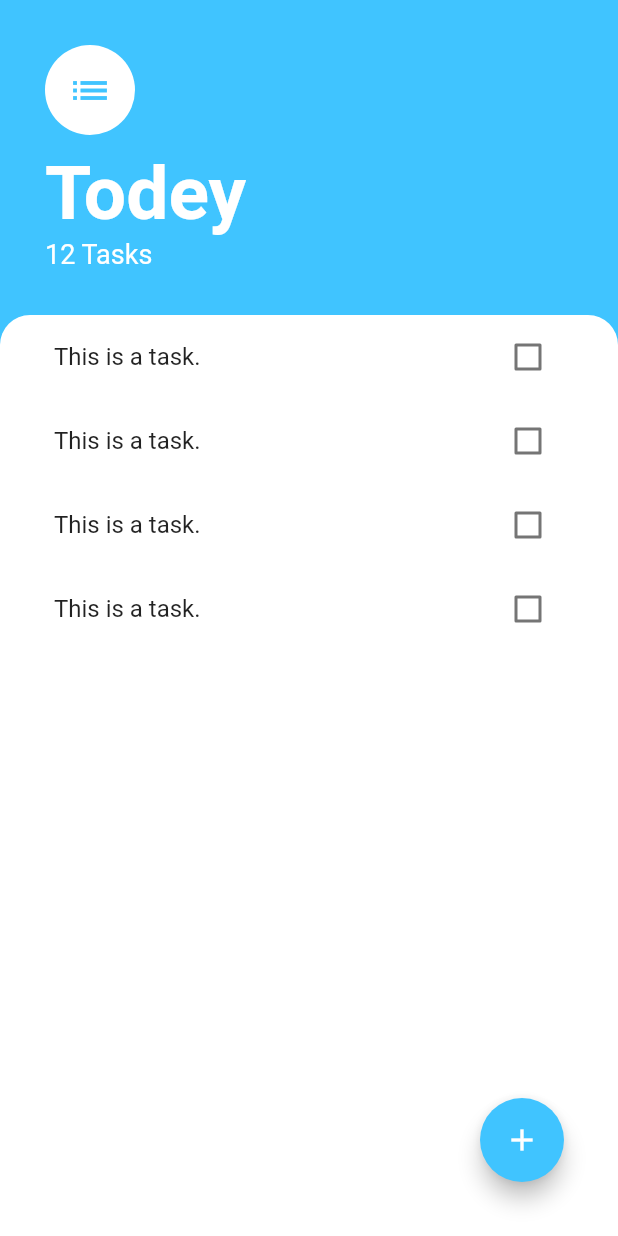
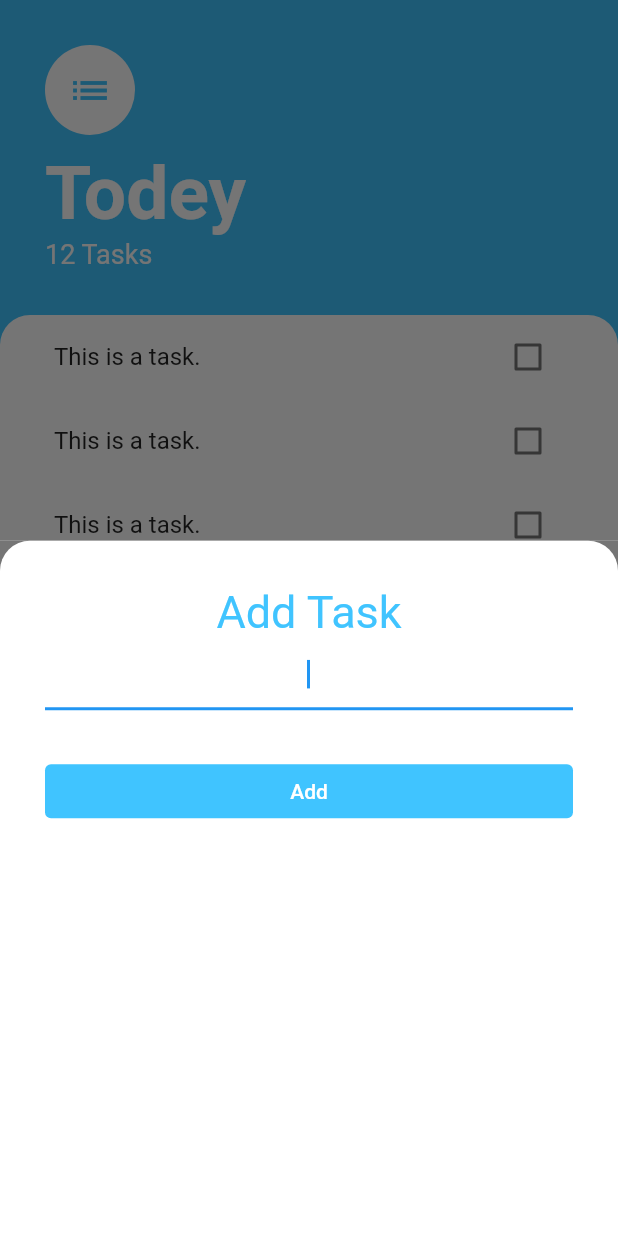
Before and after one commit to hritikhrk/todoey_flutter, a Flutter app: the screen it shows after launch, after a tap on the "add" icon, on a phone screen of 412 x 824 dp. Run offline on Flutter 3.47's test engine with Material 2 defaults, Android fonts, the phone set to English and light mode, and no system bars.

```diff
--- /dev/null
+++ b/lib/screens/add_task_screen.dart
@@ -0,0 +1,57 @@
+import 'package:flutter/material.dart';
+
+class AddTaskScreen extends StatelessWidget {
+  const AddTaskScreen({Key? key}) : super(key: key);
+
+  @override
+  Widget build(BuildContext context) {
+    return Container(
+      color: Color(0xff757575),
+      child: Container(
+        padding: EdgeInsets.symmetric(horizontal: 30.0),
+        decoration: BoxDecoration(
+          color: Colors.white,
+          borderRadius: BorderRadius.only(
+            topLeft: Radius.circular(20.0),
+            topRight: Radius.circular(20.0),
+          ),
+        ),
+        child: Padding(
+          padding: EdgeInsets.only(top: 30.0),
+          child: Column(
+            crossAxisAlignment: CrossAxisAlignment.stretch,
+            children: [
+              Text(
+                'Add Task',
+                textAlign: TextAlign.center,
+                style: TextStyle(
+                  color: Colors.lightBlueAccent,
+                  fontSize: 30.0,
+                ),
+              ),
+              TextField(
+                autofocus: true,
+                textAlign: TextAlign.center,
+              ),
+              SizedBox(
+                height: 30.0,
+              ),
+              TextButton(
+                onPressed: () {},
+                child: Text(
+                  'Add',
+                  style: TextStyle(
+                    color: Colors.white,
+                  ),
+                ),
+                style: TextButton.styleFrom(
+                  backgroundColor: Colors.lightBlueAccent,
+                ),
+              ),
+            ],
+          ),
+        ),
+      ),
+    );
+  }
+}
--- a/lib/screens/tasks_screen.dart
+++ b/lib/screens/tasks_screen.dart
@@ -1,4 +1,5 @@
 import 'package:flutter/material.dart';
+import 'package:todoey_flutter/screens/add_task_screen.dart';
 import 'package:todoey_flutter/widgets/tasks_list.dart';
 
 class TasksScreen extends StatelessWidget {
@@ -10,7 +11,12 @@ class TasksScreen extends StatelessWidget {
         padding: const EdgeInsets.all(20.0),
         child: FloatingActionButton(
           backgroundColor: Colors.lightBlueAccent,
-          onPressed: () {},
+          onPressed: () {
+            showModalBottomSheet(
+              context: context,
+              builder: (context) => AddTaskScreen(),
+            );
+          },
           child: Icon(Icons.add),
         ),
       ),
--- a/lib/widgets/tasks_list.dart
+++ b/lib/widgets/tasks_list.dart
@@ -14,7 +14,6 @@ class TasksList extends StatelessWidget {
         TaskTile(),
         TaskTile(),
         TaskTile(),
-        TaskTile(),
       ],
     );
   }
```
